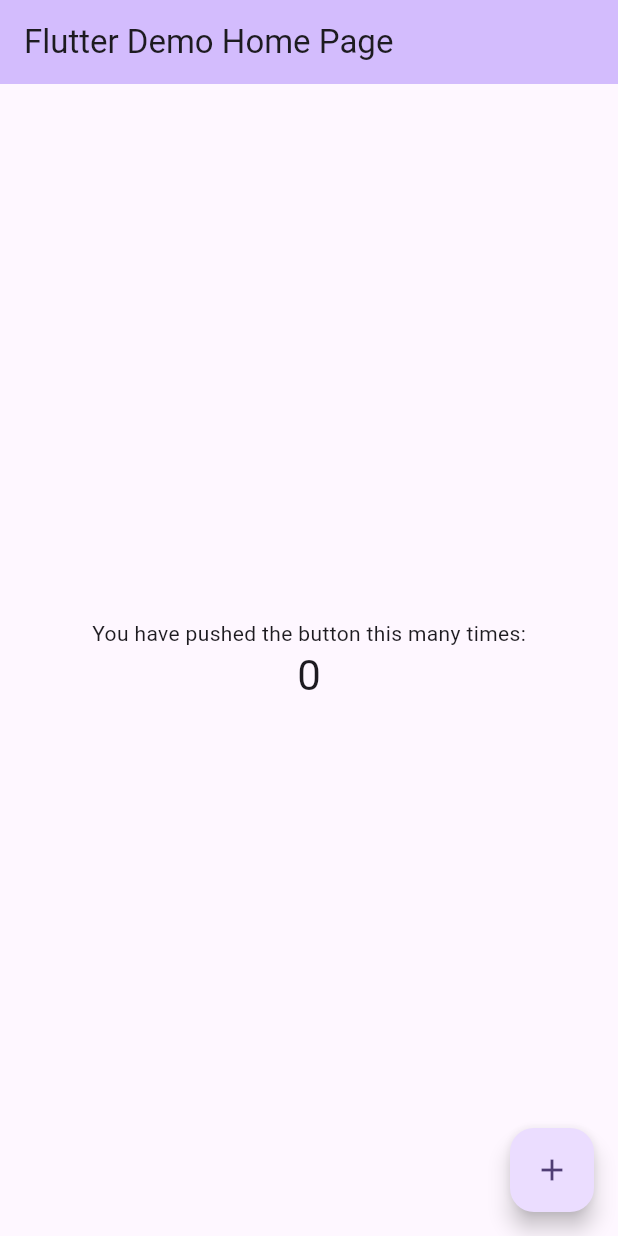
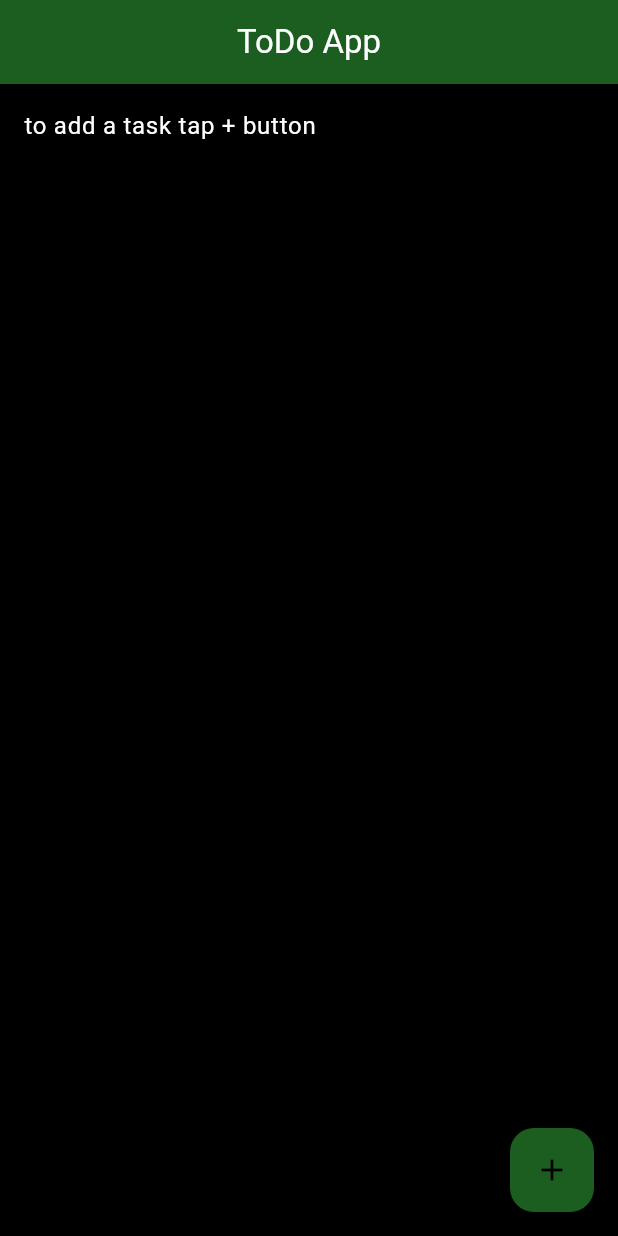
Before and after one commit to NagaRohithKumarJakkala/todo_app_project, a Flutter app: the screen it shows after launch, on a phone screen of 412 x 824 dp. Run offline on Flutter 3.47's test engine with Material 3 defaults, Android fonts, the phone set to English and light mode, and no system bars.

Commit message:
basic template added

```diff
--- a/todo/lib/main.dart
+++ b/todo/lib/main.dart
@@ -1,125 +1,64 @@
 import 'package:flutter/material.dart';
-
-void main() {
-  runApp(const MyApp());
+void main()
+{
+  runApp(const App());
 }
 
-class MyApp extends StatelessWidget {
-  const MyApp({super.key});
+class Task
+{
+String title="Title";
+String description = "None";
+bool isCompleted=false;
+Task(this.title,this.description);
+}
 
-  // This widget is the root of your application.
+class App extends StatelessWidget{
+  const App({super.key});
+
   @override
-  Widget build(BuildContext context) {
+  Widget build(BuildContext context){
+     List<String> tasks=<String>["to add a task tap + button"];
     return MaterialApp(
-      title: 'Flutter Demo',
-      theme: ThemeData(
-        // This is the theme of your application.
-        //
-        // TRY THIS: Try running your application with "flutter run". You'll see
-        // the application has a purple toolbar. Then, without quitting the app,
-        // try changing the seedColor in the colorScheme below to Colors.green
-        // and then invoke "hot reload" (save your changes or press the "hot
-        // reload" button in a Flutter-supported IDE, or press "r" if you used
-        // the command line to start the app).
-        //
-        // Notice that the counter didn't reset back to zero; the application
-        // state is not lost during the reload. To reset the state, use hot
-        // restart instead.
-        //
-        // This works for code too, not just values: Most code changes can be
-        // tested with just a hot reload.
-        colorScheme: ColorScheme.fromSeed(seedColor: Colors.deepPurple),
-        useMaterial3: true,
+    home:Scaffold(
+      appBar:AppBar(
+        title:const Center(
+          child:Text(
+            "ToDo App",
+            style:TextStyle(color:Colors.white)
+            )
+          ),
+          backgroundColor:Colors.green[900]
       ),
-      home: const MyHomePage(title: 'Flutter Demo Home Page'),
-    );
+      body:Container(
+      color:Colors.black,
+      child:ListView.builder(
+          itemCount:tasks.length,
+          prototypeItem:ListTile(
+            title:Text(
+              tasks.first,
+            style:const TextStyle(color:Colors.white)
+            ),
+            ),
+            itemBuilder:(context,index){
+              return ListTile(
+                title:Text(
+                  tasks[index],
+                  style:const TextStyle(color:Colors.white)
+                  )
+              );
+            }
+
+      )
+      ),
+      floatingActionButton:FloatingActionButton(
+        onPressed:(){
+
+        },
+        backgroundColor: Colors.green[900],
+        foregroundColor: Colors.black,
+        child:const Icon(Icons.add)
+      ) ,
+      )
+        );
   }
 }
-
-class MyHomePage extends StatefulWidget {
-  const MyHomePage({super.key, required this.title});
-
-  // This widget is the home page of your application. It is stateful, meaning
-  // that it has a State object (defined below) that contains fields that affect
-  // how it looks.
-
-  // This class is the configuration for the state. It holds the values (in this
-  // case the title) provided by the parent (in this case the App widget) and
-  // used by the build method of the State. Fields in a Widget subclass are
-  // always marked "final".
-
-  final String title;
-
-  @override
-  State<MyHomePage> createState() => _MyHomePageState();
-}
-
-class _MyHomePageState extends State<MyHomePage> {
-  int _counter = 0;
-
-  void _incrementCounter() {
-    setState(() {
-      // This call to setState tells the Flutter framework that something has
-      // changed in this State, which causes it to rerun the build method below
-      // so that the display can reflect the updated values. If we changed
-      // _counter without calling setState(), then the build method would not be
-      // called again, and so nothing would appear to happen.
-      _counter++;
-    });
-  }
-
-  @override
-  Widget build(BuildContext context) {
-    // This method is rerun every time setState is called, for instance as done
-    // by the _incrementCounter method above.
-    //
-    // The Flutter framework has been optimized to make rerunning build methods
-    // fast, so that you can just rebuild anything that needs updating rather
-    // than having to individually change instances of widgets.
-    return Scaffold(
-      appBar: AppBar(
-        // TRY THIS: Try changing the color here to a specific color (to
-        // Colors.amber, perhaps?) and trigger a hot reload to see the AppBar
-        // change color while the other colors stay the same.
-        backgroundColor: Theme.of(context).colorScheme.inversePrimary,
-        // Here we take the value from the MyHomePage object that was created by
-        // the App.build method, and use it to set our appbar title.
-        title: Text(widget.title),
-      ),
-      body: Center(
-        // Center is a layout widget. It takes a single child and positions it
-        // in the middle of the parent.
-        child: Column(
-          // Column is also a layout widget. It takes a list of children and
-          // arranges them vertically. By default, it sizes itself to fit its
-          // children horizontally, and tries to be as tall as its parent.
-          //
-          // Column has various properties to control how it sizes itself and
-          // how it positions its children. Here we use mainAxisAlignment to
-          // center the children vertically; the main axis here is the vertical
-          // axis because Columns are vertical (the cross axis would be
-          // horizontal).
-          //
-          // TRY THIS: Invoke "debug painting" (choose the "Toggle Debug Paint"
-          // action in the IDE, or press "p" in the console), to see the
-          // wireframe for each widget.
-          mainAxisAlignment: MainAxisAlignment.center,
-          children: <Widget>[
-            const Text(
-              'You have pushed the button this many times:',
-            ),
-            Text(
-              '$_counter',
-              style: Theme.of(context).textTheme.headlineMedium,
-            ),
-          ],
-        ),
-      ),
-      floatingActionButton: FloatingActionButton(
-        onPressed: _incrementCounter,
-        tooltip: 'Increment',
-        child: const Icon(Icons.add),
-      ), // This trailing comma makes auto-formatting nicer for build methods.
-    );
-  }
-}
```
Also changed, not shown: 1 other file.
